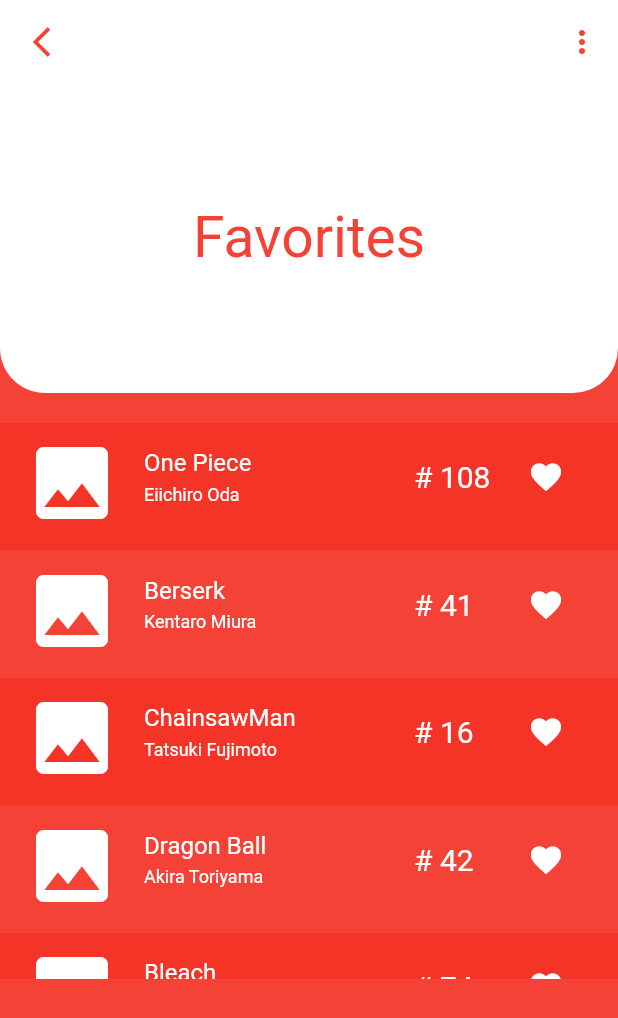
After one commit to XV02/ProyectoMoviles2024-Equipo, a Flutter app: the FavoritesPage screen opened directly, on a phone screen of 412 x 824 dp. The commit adds this screen. Shown: the top 1018 px of the screen. Run offline on Flutter 3.47's test engine with Material 3 defaults, Android fonts, the phone set to English and light mode, and no system bars; our stand-ins replace bloc, equatable, firebase_auth, firebase_core, flutter_bloc, google_sign_in and 1 more; accounts and stored records are empty.

Commit message:
favorites page refactored & minor navigation changes

```diff
--- a/lib/main.dart
+++ b/lib/main.dart
@@ -8,6 +8,7 @@ import 'package:firebase_core/firebase_core.dart';
 import 'package:proyecto_final/firebase_options.dart';
 import 'package:proyecto_final/pages/login_page/login_page.dart';
 import 'package:proyecto_final/shared/widgets/loading_page.dart';
+import 'package:proyecto_final/pages/favorites_page/favorites_page.dart';
 
 void main() async {
   WidgetsFlutterBinding.ensureInitialized();
@@ -28,8 +29,8 @@ class MyApp extends StatelessWidget {
       title: 'Material App',
       initialRoute: '/',
       routes: Map<String, WidgetBuilder>.from({
-        '/': (context) =>
-            BlocConsumer<AuthBloc, AuthState>(builder: (context, state) {
+        '/': (context) => BlocConsumer<AuthBloc, AuthState>(
+              builder: (context, state) {
                 if (state is AuthSuccessState) {
                   return const LandingPage();
                 } else if (state is UnAuthState ||
@@ -38,7 +39,8 @@ class MyApp extends StatelessWidget {
                   return const LoginPage();
                 }
                 return const LoadingPage();
-            }, listener: (context, state) {
+              },
+              listener: (context, state) {
                 if (state is AuthErrorState) {
                   ScaffoldMessenger.of(context).showSnackBar(
                     const SnackBar(
@@ -50,11 +52,37 @@ class MyApp extends StatelessWidget {
                     ),
                   );
                 }
-            }),
+              },
+            ),
         '/shopping-cart': (context) => BlocConsumer<AuthBloc, AuthState>(
               builder: (context, state) {
                 if (state is AuthSuccessState) {
                   return const ShoppingCartPage();
+                } else if (state is UnAuthState ||
+                    state is AuthErrorState ||
+                    state is SignOutSuccessState) {
+                  return const LoginPage();
+                }
+                return const LoadingPage();
+              },
+              listener: (context, state) {
+                if (state is AuthErrorState) {
+                  ScaffoldMessenger.of(context).showSnackBar(
+                    const SnackBar(
+                      content: Text(
+                        "There was an error",
+                        style: TextStyle(color: Colors.white),
+                      ),
+                      backgroundColor: Colors.black,
+                    ),
+                  );
+                }
+              },
+            ),
+        '/favorites-page': (context) => BlocConsumer<AuthBloc, AuthState>(
+              builder: (context, state) {
+                if (state is AuthSuccessState) {
+                  return const FavoritesPage();
                 } else if (state is UnAuthState ||
                     state is AuthErrorState ||
                     state is SignOutSuccessState) {
--- /dev/null
+++ b/lib/pages/favorites_page/favorites_app_bar.dart
@@ -0,0 +1,28 @@
+import 'package:flutter/material.dart';
+
+class FavoritesAppBar extends StatelessWidget implements PreferredSizeWidget {
+  const FavoritesAppBar({
+    super.key,
+  });
+
+  @override
+  Widget build(BuildContext context) {
+    return AppBar(
+      leading: IconButton(
+        onPressed: () {
+          Navigator.pop(context);
+        },
+        icon: Icon(Icons.arrow_back_ios_outlined),
+      ),
+      actions: [
+        IconButton(
+          onPressed: () {},
+          icon: Icon(Icons.more_vert),
+        ),
+      ],
+    );
+  }
+
+  @override
+  Size get preferredSize => const Size.fromHeight(kToolbarHeight);
+}
--- /dev/null
+++ b/lib/pages/favorites_page/favorites_header.dart
@@ -0,0 +1,34 @@
+import 'package:flutter/material.dart';
+
+class FavoritesHeader extends StatelessWidget {
+  const FavoritesHeader({
+    super.key,
+  });
+
+  @override
+  Widget build(BuildContext context) {
+    return Container(
+      margin: EdgeInsets.only(bottom: 20),
+      height: MediaQuery.of(context).size.height * .25,
+      width: double.infinity,
+      decoration: BoxDecoration(
+        color: Colors.white,
+        borderRadius: BorderRadius.only(
+            bottomLeft: Radius.circular(30), bottomRight: Radius.circular(30)),
+      ),
+      child: Column(
+        mainAxisAlignment: MainAxisAlignment.center,
+        children: [
+          Text(
+            'Favorites',
+            style: TextStyle(
+              color: Colors.red,
+              fontSize: 38,
+            ),
+            textAlign: TextAlign.center,
+          ),
+        ],
+      ),
+    );
+  }
+}
--- /dev/null
+++ b/lib/pages/favorites_page/favorites_list.dart
@@ -0,0 +1,92 @@
+import 'package:flutter/material.dart';
+
+class FavoritesList extends StatelessWidget {
+  final List<String> mangas;
+  final List<String> author;
+  final List<int> volumes;
+
+  const FavoritesList(
+      {super.key,
+      this.mangas = const [
+        'One Piece',
+        'Berserk',
+        'ChainsawMan',
+        'Dragon Ball',
+        'Bleach',
+      ],
+      this.author = const [
+        'Eiichiro Oda',
+        'Kentaro Miura',
+        'Tatsuki Fujimoto',
+        'Akira Toriyama',
+        'Tite Kubo',
+      ],
+      this.volumes = const [
+        108,
+        41,
+        16,
+        42,
+        74,
+      ]});
+
+  @override
+  Widget build(BuildContext context) {
+    return Container(
+      height: MediaQuery.of(context).size.height * .45,
+      width: double.infinity,
+      child: ListView.builder(
+        itemCount: mangas.length,
+        itemBuilder: (BuildContext context, int index) {
+          Color bgColor =
+              index % 2 != 0 ? Colors.red : Color.fromARGB(255, 243, 52, 38);
+          return Container(
+            height: 85,
+            width: double.infinity,
+            decoration: BoxDecoration(color: bgColor),
+            child: ListTile(
+              leading: Icon(
+                Icons.image,
+                color: Colors.white,
+                size: 64,
+              ),
+              title: Text(
+                '${mangas[index]}',
+                style: TextStyle(
+                  color: Colors.white,
+                  fontSize: 16,
+                ),
+              ),
+              subtitle: Text(
+                '${author[index]}',
+                style: TextStyle(
+                  color: Colors.white,
+                  fontSize: 12,
+                ),
+              ),
+              trailing: Container(
+                margin: EdgeInsets.only(right: 20),
+                width: 100,
+                child: Row(
+                  mainAxisAlignment: MainAxisAlignment.spaceBetween,
+                  children: [
+                    Text(
+                      '# ${volumes[index]}',
+                      style: TextStyle(
+                        color: Colors.white,
+                        fontSize: 20,
+                      ),
+                    ),
+                    Icon(
+                      Icons.favorite,
+                      color: Colors.white,
+                    ),
+                  ],
+                ),
+              ),
+            ),
+          );
+        },
+      ),
+    );
+  }
+}
--- /dev/null
+++ b/lib/pages/favorites_page/favorites_page.dart
@@ -0,0 +1,32 @@
+import 'package:flutter/material.dart';
+import 'package:proyecto_final/pages/favorites_page/favorites_app_bar.dart';
+import 'package:proyecto_final/pages/favorites_page/favorites_header.dart';
+import 'package:proyecto_final/pages/favorites_page/favorites_list.dart';
+
+class FavoritesPage extends StatefulWidget {
+  const FavoritesPage({super.key});
+
+  @override
+  State<FavoritesPage> createState() => _FavoritesPageState();
+}
+
+class _FavoritesPageState extends State<FavoritesPage> {
+  @override
+  Widget build(BuildContext context) {
+    return Scaffold(
+      appBar: FavoritesAppBar(),
+      body: Container(
+        height: double.infinity,
+        width: double.infinity,
+        color: Colors.red,
+        child: Column(
+          mainAxisAlignment: MainAxisAlignment.start,
+          children: [
+            FavoritesHeader(),
+            FavoritesList(),
+          ],
+        ),
+      ),
+    );
+  }
+}
--- a/lib/pages/landing_page/landing_app_bar.dart
+++ b/lib/pages/landing_page/landing_app_bar.dart
@@ -12,13 +12,22 @@ class LandingAppBar extends StatelessWidget implements PreferredSizeWidget {
     return AppBar(
       actions: [
         IconButton(
-            onPressed: () {
-              Navigator.pushNamed(context, '/shopping-cart');
-            },
-            icon: const Icon(Icons.shopping_cart)),
-        PopupMenuButton(itemBuilder: (BuildContext context) {
-          return _buildPopupMenuItems(context);
-        })
+          onPressed: () {
+            Navigator.pushNamed(context, '/shopping-cart');
+          },
+          icon: const Icon(Icons.shopping_cart),
+        ),
+        IconButton(
+          onPressed: () {
+            Navigator.pushNamed(context, '/favorites-page');
+          },
+          icon: const Icon(Icons.favorite),
+        ),
+        PopupMenuButton(
+          itemBuilder: (BuildContext context) {
+            return _buildPopupMenuItems(context);
+          },
+        ),
       ],
     );
   }
@@ -32,7 +41,7 @@ class LandingAppBar extends StatelessWidget implements PreferredSizeWidget {
       ),
       const PopupMenuItem(
         value: 1,
-        child: Text('Settings'),
+        child: Text('Favorites'),
       ),
       PopupMenuItem(
         value: 2,
```
Also changed, not shown: pubspec.lock. Lines whose indentation alone changed are shown as unchanged.
